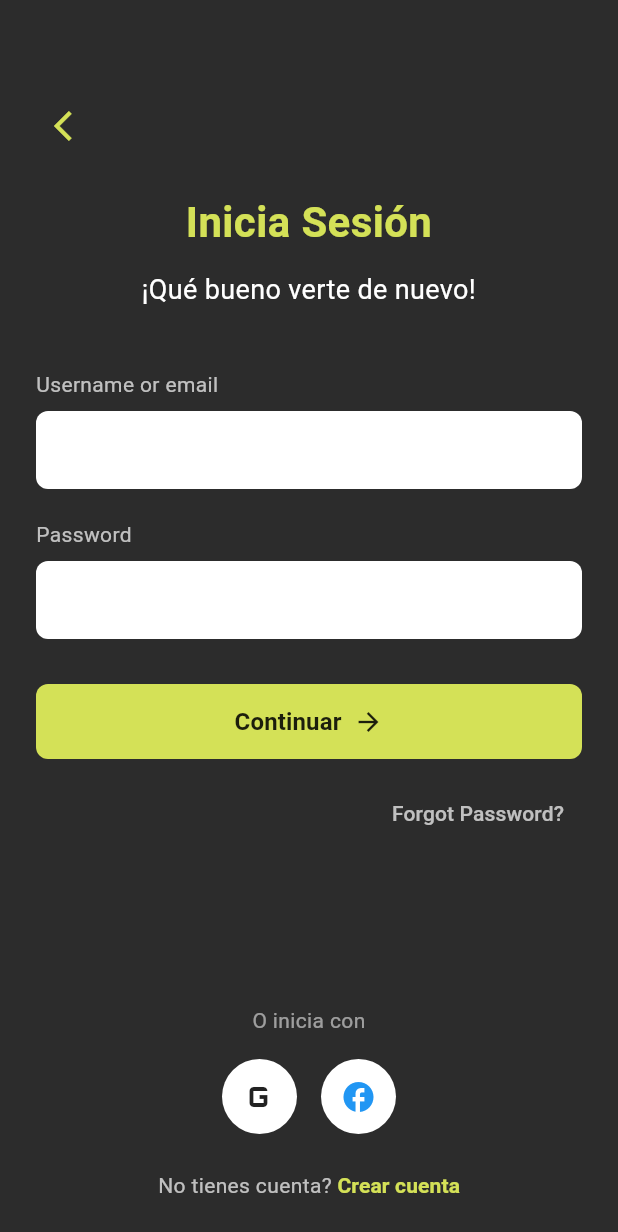
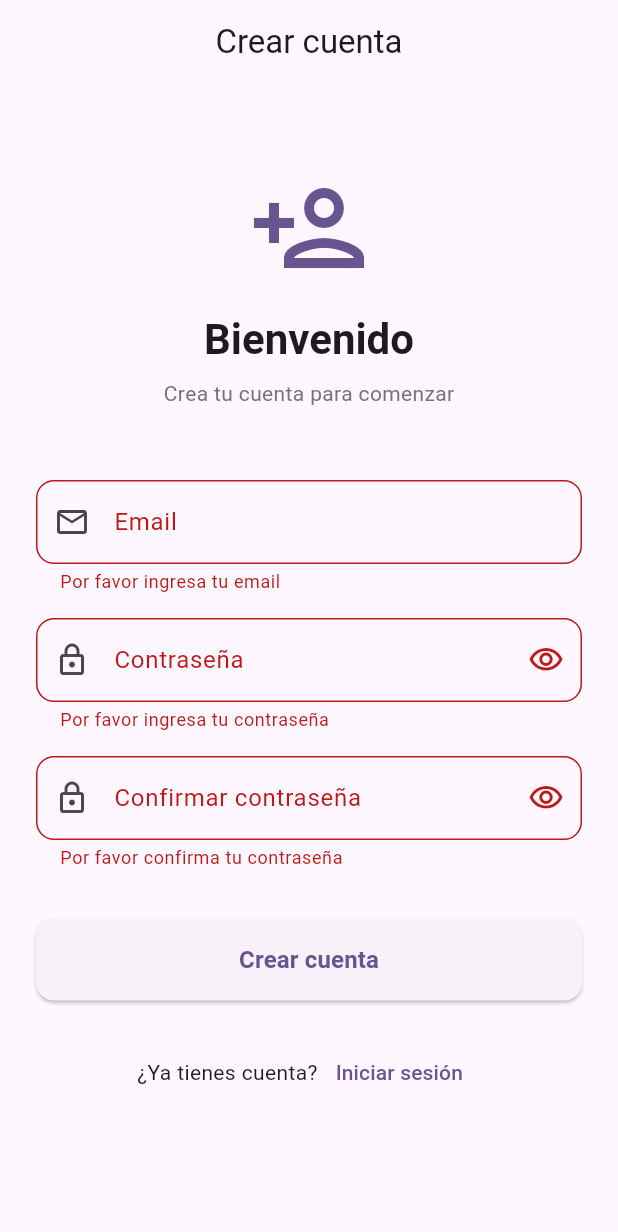
Before and after one commit to RonyOz/styla_mobile_app, a Flutter app: the screen it shows after launch, after a tap on "Crear cuenta", on a phone screen of 412 x 824 dp. Shown: the top 1232 px of the screen. Run offline on Flutter 3.47's test engine with Material 3 defaults, Android fonts, the phone set to English and light mode, and no system bars; our stand-ins replace flutter_bloc, supabase_flutter; accounts and stored records are empty.

Commit message:
feat: add SignupScreen and integrate with SignupBloc in main.dart

```diff
--- /dev/null
+++ b/lib/features/auth/ui/screens/signup_screen.dart
@@ -0,0 +1,295 @@
+import 'package:flutter/material.dart';
+import 'package:flutter_bloc/flutter_bloc.dart';
+import '../bloc/signup_bloc.dart';
+import '../bloc/events/signup_event.dart';
+import '../bloc/states/signup_state.dart';
+
+class SignupScreen extends StatelessWidget {
+  const SignupScreen({super.key});
+
+  @override
+  Widget build(BuildContext context) {
+    return BlocProvider(
+      create: (context) => SignupBloc(),
+      child: const _SignupContent(),
+    );
+  }
+}
+
+class _SignupContent extends StatefulWidget {
+  const _SignupContent();
+
+  @override
+  State<_SignupContent> createState() => _SignupContentState();
+}
+
+class _SignupContentState extends State<_SignupContent> {
+  final _formKey = GlobalKey<FormState>();
+  final _emailController = TextEditingController();
+  final _passwordController = TextEditingController();
+  final _confirmPasswordController = TextEditingController();
+  bool _obscurePassword = true;
+  bool _obscureConfirmPassword = true;
+
+  @override
+  void dispose() {
+    _emailController.dispose();
+    _passwordController.dispose();
+    _confirmPasswordController.dispose();
+    super.dispose();
+  }
+
+  void _handleSignup() {
+    if (_formKey.currentState!.validate()) {
+      context.read<SignupBloc>().add(
+            SignupRequested(
+              email: _emailController.text.trim(),
+              password: _passwordController.text,
+            ),
+          );
+    }
+  }
+
+  @override
+  Widget build(BuildContext context) {
+    return Scaffold(
+      appBar: AppBar(
+        title: const Text('Crear cuenta'),
+        centerTitle: true,
+      ),
+      body: BlocConsumer<SignupBloc, SignupState>(
+        listener: _handleStateChanges,
+        builder: (context, state) {
+          return SafeArea(
+            child: SingleChildScrollView(
+              padding: const EdgeInsets.all(24.0),
+              child: Form(
+                key: _formKey,
+                child: Column(
+                  crossAxisAlignment: CrossAxisAlignment.stretch,
+                  children: [
+                    _buildHeader(context),
+                    const SizedBox(height: 48),
+                    _buildForm(state),
+                    const SizedBox(height: 32),
+                    _buildSignupButton(state),
+                    const SizedBox(height: 24),
+                    _buildLoginLink(state),
+                  ],
+                ),
+              ),
+            ),
+          );
+        },
+      ),
+    );
+  }
+
+  Widget _buildHeader(BuildContext context) {
+    return Column(
+      children: [
+        const SizedBox(height: 32),
+        Icon(
+          Icons.person_add_outlined,
+          size: 80,
+          color: Theme.of(context).primaryColor,
+        ),
+        const SizedBox(height: 16),
+        Text(
+          'Bienvenido',
+          style: Theme.of(context).textTheme.headlineMedium?.copyWith(
+                fontWeight: FontWeight.bold,
+              ),
+        ),
+        const SizedBox(height: 8),
+        Text(
+          'Crea tu cuenta para comenzar',
+          style: Theme.of(context).textTheme.bodyMedium?.copyWith(
+                color: Colors.grey[600],
+              ),
+        ),
+      ],
+    );
+  }
+
+  Widget _buildForm(SignupState state) {
+    final isLoading = state is SignupLoadingState;
+
+    return Column(
+      children: [
+        _buildTextField(
+          controller: _emailController,
+          labelText: 'Email',
+          hintText: 'ejemplo@correo.com',
+          prefixIcon: Icons.email_outlined,
+          keyboardType: TextInputType.emailAddress,
+          enabled: !isLoading,
+          validator: _validateEmail,
+        ),
+        const SizedBox(height: 16),
+        _buildTextField(
+          controller: _passwordController,
+          labelText: 'Contraseña',
+          hintText: 'Mínimo 6 caracteres',
+          prefixIcon: Icons.lock_outlined,
+          obscureText: _obscurePassword,
+          enabled: !isLoading,
+          validator: _validatePassword,
+          suffixIcon: IconButton(
+            icon: Icon(
+              _obscurePassword
+                  ? Icons.visibility_outlined
+                  : Icons.visibility_off_outlined,
+            ),
+            onPressed: () => setState(() => _obscurePassword = !_obscurePassword),
+          ),
+        ),
+        const SizedBox(height: 16),
+        _buildTextField(
+          controller: _confirmPasswordController,
+          labelText: 'Confirmar contraseña',
+          prefixIcon: Icons.lock_outlined,
+          obscureText: _obscureConfirmPassword,
+          enabled: !isLoading,
+          validator: _validateConfirmPassword,
+          suffixIcon: IconButton(
+            icon: Icon(
+              _obscureConfirmPassword
+                  ? Icons.visibility_outlined
+                  : Icons.visibility_off_outlined,
+            ),
+            onPressed: () => setState(() => _obscureConfirmPassword = !_obscureConfirmPassword),
+          ),
+        ),
+      ],
+    );
+  }
+
+  Widget _buildTextField({
+    required TextEditingController controller,
+    required String labelText,
+    String? hintText,
+    required IconData prefixIcon,
+    bool obscureText = false,
+    bool enabled = true,
+    TextInputType? keyboardType,
+    String? Function(String?)? validator,
+    Widget? suffixIcon,
+  }) {
+    return TextFormField(
+      controller: controller,
+      obscureText: obscureText,
+      enabled: enabled,
+      keyboardType: keyboardType,
+      decoration: InputDecoration(
+        labelText: labelText,
+        hintText: hintText,
+        prefixIcon: Icon(prefixIcon),
+        suffixIcon: suffixIcon,
+        border: OutlineInputBorder(
+          borderRadius: BorderRadius.circular(12),
+        ),
+        enabledBorder: OutlineInputBorder(
+          borderRadius: BorderRadius.circular(12),
+          borderSide: BorderSide(color: Colors.grey.shade300),
+        ),
+        focusedBorder: OutlineInputBorder(
+          borderRadius: BorderRadius.circular(12),
+          borderSide: BorderSide(
+            color: Theme.of(context).primaryColor,
+            width: 2,
+          ),
+        ),
+      ),
+      validator: validator,
+    );
+  }
+
+  Widget _buildSignupButton(SignupState state) {
+    final isLoading = state is SignupLoadingState;
+
+    return ElevatedButton(
+      onPressed: isLoading ? null : _handleSignup,
+      style: ElevatedButton.styleFrom(
+        padding: const EdgeInsets.symmetric(vertical: 16),
+        shape: RoundedRectangleBorder(
+          borderRadius: BorderRadius.circular(12),
+        ),
+      ),
+      child: isLoading
+          ? const SizedBox(
+              height: 20,
+              width: 20,
+              child: CircularProgressIndicator(strokeWidth: 2),
+            )
+          : const Text(
+              'Crear cuenta',
+              style: TextStyle(fontSize: 16, fontWeight: FontWeight.bold),
+            ),
+    );
+  }
+
+  Widget _buildLoginLink(SignupState state) {
+    final isLoading = state is SignupLoadingState;
+
+    return Row(
+      mainAxisAlignment: MainAxisAlignment.center,
+      children: [
+        const Text('¿Ya tienes cuenta?'),
+        TextButton(
+          onPressed: isLoading ? null : () => Navigator.pop(context),
+          child: const Text('Iniciar sesión'),
+        ),
+      ],
+    );
+  }
+
+  void _handleStateChanges(BuildContext context, SignupState state) {
+    if (state is SignupSuccessState) {
+      ScaffoldMessenger.of(context).showSnackBar(
+        const SnackBar(
+          content: Text('Cuenta creada exitosamente'),
+          backgroundColor: Colors.green,
+        ),
+      );
+      Navigator.pop(context);
+    } else if (state is SignupErrorState) {
+      ScaffoldMessenger.of(context).showSnackBar(
+        SnackBar(
+          content: Text(state.message),
+          backgroundColor: Colors.red,
+        ),
+      );
+    }
+  }
+
+  String? _validateEmail(String? value) {
+    if (value == null || value.isEmpty) {
+      return 'Por favor ingresa tu email';
+    }
+    if (!RegExp(r'^[\w-\.]+@([\w-]+\.)+[\w-]{2,4}$').hasMatch(value)) {
+      return 'Email inválido';
+    }
+    return null;
+  }
+
+  String? _validatePassword(String? value) {
+    if (value == null || value.isEmpty) {
+      return 'Por favor ingresa tu contraseña';
+    }
+    if (value.length < 6) {
+      return 'La contraseña debe tener al menos 6 caracteres';
+    }
+    return null;
+  }
+
+  String? _validateConfirmPassword(String? value) {
+    if (value == null || value.isEmpty) {
+      return 'Por favor confirma tu contraseña';
+    }
+    if (value != _passwordController.text) {
+      return 'Las contraseñas no coinciden';
+    }
+    return null;
+  }
+}
--- a/lib/main.dart
+++ b/lib/main.dart
@@ -1,9 +1,11 @@
 import 'package:flutter/material.dart';
 import 'package:flutter_bloc/flutter_bloc.dart';
 import 'package:styla_mobile_app/features/auth/ui/bloc/signin_bloc.dart';
+import 'package:styla_mobile_app/features/auth/ui/bloc/signup_bloc.dart';
 import 'package:styla_mobile_app/features/auth/ui/screens/signIn_screen.dart';
+import 'package:styla_mobile_app/features/auth/ui/screens/signup_screen.dart';
 import 'package:supabase_flutter/supabase_flutter.dart';
-import 'app/app.dart';
+// import 'app/app.dart';
 
 void main() async {
   WidgetsFlutterBinding.ensureInitialized();
@@ -28,10 +30,12 @@ class MyApp extends StatelessWidget {
       theme: ThemeData(
         colorScheme: ColorScheme.fromSeed(seedColor: Colors.deepPurple),
       ),
-      initialRoute: session != null ? '/home' : '/login',
+      initialRoute: session != null ? '/home' : '/signup',
       routes: {
         '/login': (_) =>
             BlocProvider(create: (_) => SigninBloc(), child: SigninScreen()),
+        '/signup': (_) =>
+            BlocProvider(create: (_) => SignupBloc(), child: SignupScreen()),
       },
     );
   }
```
